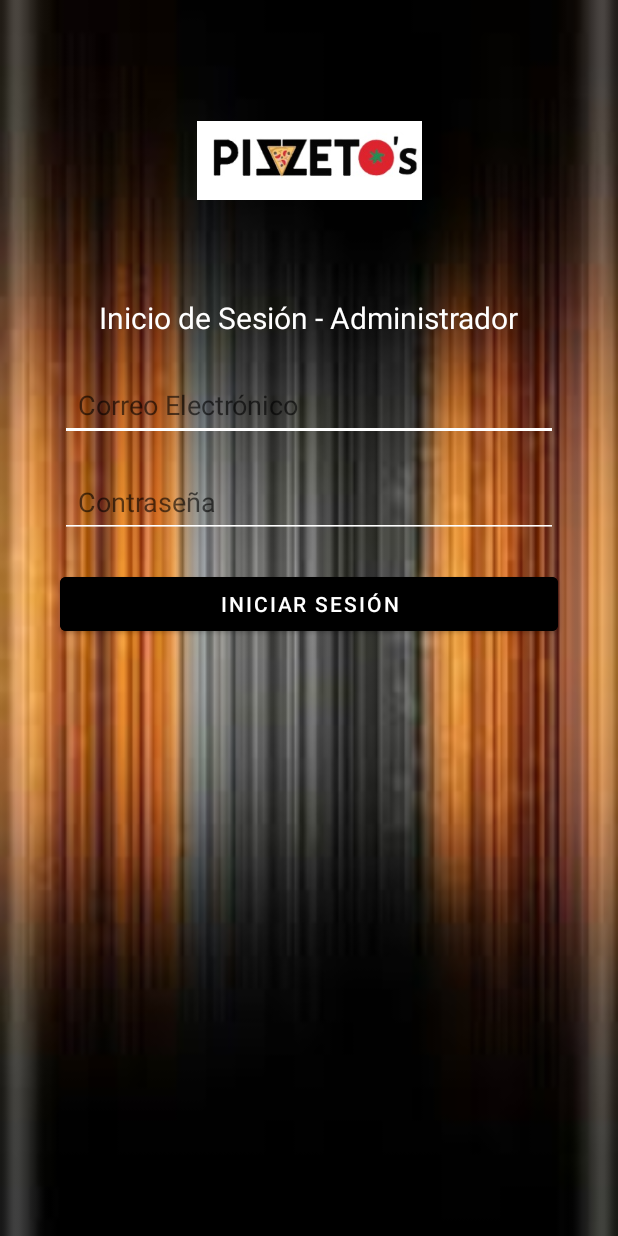
After one commit to Joss-lg/Pizzetos, an Android app: the admin screen opened directly, with no data from a screen before it, on a phone screen of 412 x 824 dp. The commit adds this screen. Run offline under Robolectric (Android 15) with nearby library versions, the phone set to English and light mode, and no system bars.

Commit message:
inicio de sesion del admin

```diff
--- a/app/src/main/AndroidManifest.xml
+++ b/app/src/main/AndroidManifest.xml
@@ -12,6 +12,12 @@
         android:supportsRtl="true"
         android:theme="@style/Theme.Pizzetos"
         tools:targetApi="31">
+        <activity
+            android:name=".menuadmin"
+            android:exported="false" />
+        <activity
+            android:name=".admin"
+            android:exported="false" />
         <activity
             android:name=".Register"
             android:exported="true" />
--- /dev/null
+++ b/app/src/main/java/com/tuusuario/pizzetos/admin.java
@@ -0,0 +1,53 @@
+package com.tuusuario.pizzetos;
+
+import android.content.Intent;
+import android.os.Bundle;
+import android.view.View;
+import android.widget.Button;
+import android.widget.EditText;
+import android.widget.Toast;
+
+import androidx.appcompat.app.AppCompatActivity;
+
+public class admin extends AppCompatActivity {
+
+    private EditText adminEmail, adminPassword;
+    private Button adminLoginButton;
+
+    // Credenciales del administrador
+    private final String ADMIN_EMAIL = "admin@pizzetos.mx";
+    private final String ADMIN_PASSWORD = "pizzetos2020";
+
+    @Override
+    protected void onCreate(Bundle savedInstanceState) {
+        super.onCreate(savedInstanceState);
+        setContentView(R.layout.activity_admin);
+        setTitle("Admin Login");
+
+        // Enlazar elementos del diseño
+        adminEmail = findViewById(R.id.adminEmail);
+        adminPassword = findViewById(R.id.adminPassword);
+        adminLoginButton = findViewById(R.id.adminLoginButton);
+
+        // Listener para el botón de inicio de sesión
+        adminLoginButton.setOnClickListener(new View.OnClickListener() {
+            @Override
+            public void onClick(View view) {
+                String emailInput = adminEmail.getText().toString().trim();
+                String passwordInput = adminPassword.getText().toString().trim();
+
+                if (emailInput.isEmpty() || passwordInput.isEmpty()) {
+                    Toast.makeText(admin.this, "Por favor, complete todos los campos", Toast.LENGTH_SHORT).show();
+                } else if (emailInput.equals(ADMIN_EMAIL) && passwordInput.equals(ADMIN_PASSWORD)) {
+                    // Credenciales correctas
+                    Toast.makeText(admin.this, "Bienvenido Administrador", Toast.LENGTH_SHORT).show();
+                    startActivity(new Intent(admin.this, menuadmin.class));
+                    finish();
+                } else {
+                    // Credenciales incorrectas
+                    Toast.makeText(admin.this, "Correo o contraseña incorrectos", Toast.LENGTH_SHORT).show();
+                }
+            }
+        });
+    }
+}
--- /dev/null
+++ b/app/src/main/res/layout/activity_admin.xml
@@ -0,0 +1,78 @@
+<?xml version="1.0" encoding="utf-8"?>
+<androidx.constraintlayout.widget.ConstraintLayout xmlns:android="http://schemas.android.com/apk/res/android"
+    xmlns:app="http://schemas.android.com/apk/res-auto"
+    xmlns:tools="http://schemas.android.com/tools"
+    android:layout_width="match_parent"
+    android:layout_height="match_parent"
+    android:background="@drawable/orange_oscuro"
+    tools:context=".admin">
+
+    <ImageView
+        android:id="@+id/logoAdmin"
+        android:layout_width="150dp"
+        android:layout_height="150dp"
+        android:layout_marginTop="32dp"
+        android:src="@drawable/pizzetos"
+        android:contentDescription="Logo de Pizzetos"
+        app:layout_constraintTop_toTopOf="parent"
+        app:layout_constraintStart_toStartOf="parent"
+        app:layout_constraintEnd_toEndOf="parent" />
+
+    <TextView
+        android:id="@+id/adminTitle"
+        android:layout_width="wrap_content"
+        android:layout_height="wrap_content"
+        android:text="Inicio de Sesión - Administrador"
+        android:textColor="@color/white"
+        android:textSize="20sp"
+        android:layout_marginTop="16dp"
+        app:layout_constraintTop_toBottomOf="@id/logoAdmin"
+        app:layout_constraintStart_toStartOf="parent"
+        app:layout_constraintEnd_toEndOf="parent" />
+
+    <EditText
+        android:id="@+id/adminEmail"
+        android:layout_width="0dp"
+        android:layout_height="wrap_content"
+        android:hint="Correo Electrónico"
+        android:inputType="textEmailAddress"
+        android:padding="12dp"
+        android:backgroundTint="@color/white"
+        app:layout_constraintTop_toBottomOf="@id/adminTitle"
+        app:layout_constraintStart_toStartOf="parent"
+        app:layout_constraintEnd_toEndOf="parent"
+        app:layout_constraintHorizontal_bias="0.5"
+        android:layout_marginTop="20dp"
+        android:layout_marginStart="40dp"
+        android:layout_marginEnd="40dp" />
+
+    <EditText
+        android:id="@+id/adminPassword"
+        android:layout_width="0dp"
+        android:layout_height="wrap_content"
+        android:hint="Contraseña"
+        android:inputType="textPassword"
+        android:padding="12dp"
+        android:backgroundTint="@color/white"
+        app:layout_constraintTop_toBottomOf="@id/adminEmail"
+        app:layout_constraintStart_toStartOf="parent"
+        app:layout_constraintEnd_toEndOf="parent"
+        android:layout_marginTop="16dp"
+        android:layout_marginStart="40dp"
+        android:layout_marginEnd="40dp" />
+
+    <Button
+        android:id="@+id/adminLoginButton"
+        android:layout_width="0dp"
+        android:layout_height="wrap_content"
+        android:text="Iniciar Sesión"
+        android:backgroundTint="@color/black"
+        android:textColor="@color/white"
+        app:layout_constraintTop_toBottomOf="@id/adminPassword"
+        app:layout_constraintStart_toStartOf="parent"
+        app:layout_constraintEnd_toEndOf="parent"
+        android:layout_marginTop="20dp"
+        android:layout_marginStart="40dp"
+        android:layout_marginEnd="40dp" />
+
+</androidx.constraintlayout.widget.ConstraintLayout>
```
Also changed, not shown: app/src/main/java/com/tuusuario/pizzetos/MainActivity.java (+11 -1 lines), app/src/main/java/com/tuusuario/pizzetos/Register.java (+48 -40 lines), app/src/main/java/com/tuusuario/pizzetos/menuadmin.java (added, +24 -0 lines), app/src/main/res/layout/activity_main.xml (+19 -3 lines), app/src/main/res/layout/activity_menuadmin.xml (added, +22 -0 lines).
